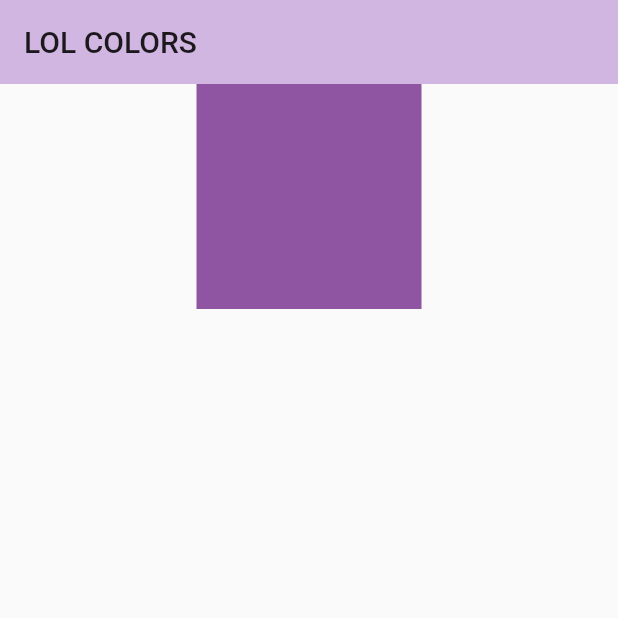
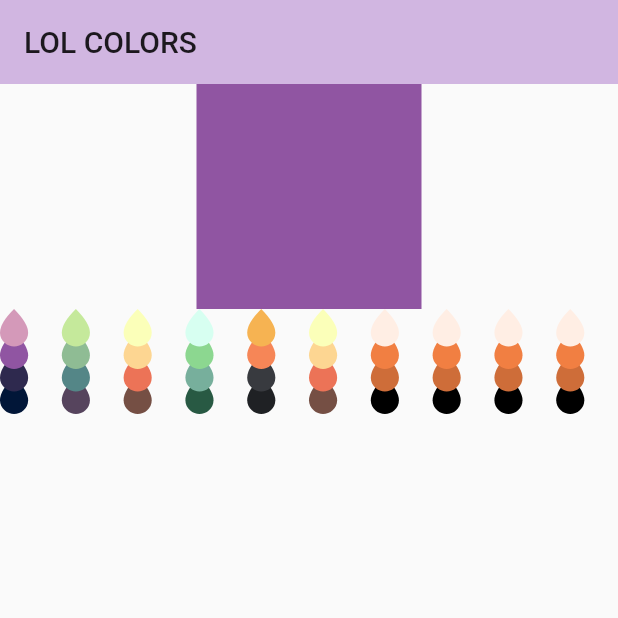
Before and after one commit to SergioEric/lol_colors_flutter, a Flutter app: the screen it shows after launch, on a phone screen of 412 x 824 dp, the top half of it. Run offline on Flutter 3.47's test engine with Material 2 defaults, Android fonts, the phone set to English and light mode, and no system bars.

Commit message:
working on DropColor Widget

```diff
--- /dev/null
+++ b/project/example/lib/drop.widget.dart
@@ -0,0 +1,120 @@
+import 'package:flutter/material.dart';
+
+/// DropColor widget draw a drop with the color pass,
+/// accept a **Size** that can be optional
+///
+/// Size by default is Size(150,200)
+class DropColor extends StatelessWidget {
+  const DropColor({
+    Key key,
+    this.colors,
+    this.size
+  }) :
+   assert(colors != null, "Color must be not-null, DropColor"),
+   assert(colors.length == 4, "Colors length must be equal to 4"),
+  //  assert(colors is List<MaterialColor>, "Colors must be Material Colors"),
+   super(key: key);
+
+  final List<MaterialColor> colors;
+  final Size size;
+
+  static const double defaultRatioHeight = 50.0;
+  static const double defaultRatioWidth = 37.5;
+  @override
+  Widget build(BuildContext context) {
+    //TODO: replace Size/Ratio with enum types
+    if(size != null){
+      print(size.aspectRatio);
+      if(size.aspectRatio != 0.75){
+        return Expanded(
+          child: Column(
+            children: [
+              Text("Aspect Ratio must be 0.75, ex:"),
+              Text("Size(300,400)  = ratio = 0.75"),
+              Text("Size(150,200)  = ratio = 0.75"),
+              Text("Size(75,100)   = ratio = 0.75"),
+              Text("Size(37.5,50)  = ratio = 0.75"),
+              Text("Size(18.75,25) = ratio = 0.75"),
+            ],
+          )
+        );
+      }else {
+        return Expanded(
+        child: Stack(
+          children: [
+              for(var index = colors.length-1; index >= 0; index--)...[
+                Positioned(
+                  top: index * (size.height - size.height/2.5),
+                  child: CustomPaint(
+                    painter: _DropColorPainter(colors.reversed.toList()[index]),
+                    size: size
+                  ),
+                )
+              ]
+            ],
+        ),
+      );
+      }
+    }
+
+    return Expanded(
+      child: Stack(
+        children: [
+          for(var index = colors.length-1; index >= 0; index--)...[
+            Positioned(
+                top: index * (defaultRatioHeight - defaultRatioHeight/2.5),
+                child: CustomPaint(
+                  painter: _DropColorPainter(colors.reversed.toList()[index]),
+                  size: Size(defaultRatioWidth,defaultRatioHeight)
+                ),
+              )
+          ]
+        ],
+      ),
+    );
+  }
+}
+/**
+ * itemCount: colors.length,
+            itemBuilder: (_, index)
+ * Positioned(
+                top: index * 10.0,
+                child: CustomPaint(
+                  painter: _DropColorPainter(colors[index]),
+                  size: Size(37.5,50)
+                ),
+              )
+ */
+
+class _DropColorPainter extends CustomPainter{
+
+  final Color color;
+
+  _DropColorPainter(this.color):assert(color != null,"Color must be not-null, DropColor");
+
+  @override
+  void paint(Canvas canvas, [Size size = const Size(150,200)]) {
+
+    Paint paint = new Paint()
+      ..color = this.color
+      ..style = PaintingStyle.fill
+      ..strokeWidth = 1;
+
+    Path path = Path();
+    path.moveTo(size.width*0.50,0);
+    path.quadraticBezierTo(size.width*-0.00,size.height*0.37,0,size.height*0.63);
+    path.cubicTo(size.width*-0.00,size.height*0.85,size.width*0.27,size.height*1.00,size.width*0.50,size.height);
+    path.cubicTo(size.width*0.74,size.height*1.00,size.width*1.00,size.height*0.85,size.width,size.height*0.63);
+    path.quadraticBezierTo(size.width*1.00,size.height*0.38,size.width*0.50,0);
+    path.close();
+
+
+    canvas.drawPath(path, paint);
+  }
+
+  @override
+  bool shouldRepaint(covariant CustomPainter oldDelegate) {
+    return true;
+  }
+
+}
--- a/project/example/lib/main.dart
+++ b/project/example/lib/main.dart
@@ -1,5 +1,7 @@
 import 'package:flutter/material.dart';
 import 'package:lol_colors_flutter/lol_colors_flutter.dart';
+
+import 'drop.widget.dart';
 
 void main() {
   runApp(MyApp());
@@ -41,9 +43,32 @@ class HomePage extends StatelessWidget {
               color: LolColors.c1070_3,
             ),
           ),
-          Container(color: LolColors.c4714_1,)
+          Container(color: LolColors.c4714_1,),
+          Expanded(
+            child: Row(
+              children: [
+                DropColor(colors: LolColors.colors_1070,size: Size(18.75,25), ),
+                DropColor(colors: LolColors.colors_1278,size: Size(18.75,25), ),
+                DropColor(colors: LolColors.colors_1294,size: Size(18.75,25), ),
+                DropColor(colors: LolColors.colors_1369,size: Size(18.75,25), ),
+                DropColor(colors: LolColors.colors_1477,size: Size(18.75,25), ),
+                DropColor(colors: LolColors.colors_1294,size: Size(18.75,25), ),
+                DropColor(colors: LolColors.colors_2209,size: Size(18.75,25), ),
+                DropColor(colors: LolColors.colors_2209,size: Size(18.75,25), ),
+                DropColor(colors: LolColors.colors_2209,size: Size(18.75,25), ),
+                DropColor(colors: LolColors.colors_2209,size: Size(18.75,25), ),
+              ],
+            ),
+          ),
         ],
       ),
     );
   }
 }
+
+final List<Color> colors = [
+  Color(0xffffffff),
+  Color(0xfffff33f),
+  Color(0xff000cc0),
+  Color(0xffcceefe),
+];
--- a/project/lib/lol_colors_flutter.dart
+++ b/project/lib/lol_colors_flutter.dart
@@ -52,7 +52,7 @@ class LolColors {
     #519D9E
     #D1B6E1
   */
-  static const List<Color> colors_4714 = [
+  static const List<MaterialColor> colors_4714 = [
     c4714_1,
     c4714_2,
     c4714_3,
@@ -141,7 +141,7 @@ class LolColors {
     #CE6D39
     #000000
   */
-  static const List<Color> colors_2209 = [
+  static const List<MaterialColor> colors_2209 = [
     c2209_1,
     c2209_2,
     c2209_3,
@@ -230,7 +230,7 @@ class LolColors {
     #E53A40
     #090707
   */
-  static const List<Color> colors_2877 = [
+  static const List<MaterialColor> colors_2877 = [
     c2877_1,
     c2877_2,
     c2877_3,
@@ -319,7 +319,7 @@ class LolColors {
     #FFFFF3
     #566270
   */
-  static const List<Color> colors_2046 = [
+  static const List<MaterialColor> colors_2046 = [
     c2046_1,
     c2046_2,
     c2046_3,
@@ -408,7 +408,7 @@ class LolColors {
     #383A3F
     #1F2124
   */
-  static const List<Color> colors_1477 = [
+  static const List<MaterialColor> colors_1477 = [
     c1477_1,
     c1477_2,
     c1477_3,
@@ -497,7 +497,7 @@ class LolColors {
     #77AF9C
     #285943
   */
-  static const List<Color> colors_1369 = [
+  static const List<MaterialColor> colors_1369 = [
     c1369_1,
     c1369_2,
     c1369_3,
@@ -586,7 +586,7 @@ class LolColors {
     #2E294E
     #011638
   */
-  static const List<Color> colors_1070 = [
+  static const List<MaterialColor> colors_1070 = [
     c1070_1,
     c1070_2,
     c1070_3,
@@ -675,7 +675,7 @@ class LolColors {
     #EC7357
     #754F44
   */
-  static const List<Color> colors_1294 = [
+  static const List<MaterialColor> colors_1294 = [
     c1294_1,
     c1294_2,
     c1294_3,
@@ -757,4 +757,93 @@ class LolColors {
     800: Color(0xfffbb500),
     900: Color(0xfffc8a00),
   });
+  //* Color ♥️ 1278
+  /* Hex
+    #C5E99B
+    #8FBC94
+    #548687
+    #56445D
+  */
+  static const List<MaterialColor> colors_1278 = [
+    c1278_1,
+    c1278_2,
+    c1278_3,
+    c1278_4,
+  ];
+  static const int _color_1278_1 = 0xFF56445D;
+  static const int _color_1278_2 = 0xFF548687;
+  static const int _color_1278_3 = 0xFF8FBC94;
+  static const int _color_1278_4 = 0XFFC5E99B;
+
+  /// ### c1278_1
+  /// primary shade **800**
+  ///
+  /// ![#56445D](https://via.placeholder.com/150x50/56445D/FFFFFF/?text=1278-1)
+  static const MaterialColor c1278_1 =
+      MaterialColor(_color_1278_1, <int, Color>{
+    050: Color(0xfffff4ff),
+    100: Color(0xffffefff),
+    200: Color(0xffffeaff),
+    300: Color(0xfff7e1ff),
+    400: Color(0xffd5bfdc),
+    500: Color(0xffb6a1be),
+    600: Color(0xff8b7893),
+    700: Color(0xff76637e),
+    800: Color(_color_1278_1),
+    900: Color(0xff332239),
+  });
+
+  /// ### c1278_2
+  /// primary shade **800**
+  ///
+  /// ![#548687](https://via.placeholder.com/150x50/548687/FFFFFF/?text=1278-2)
+  static const MaterialColor c1278_2 =
+      MaterialColor(_color_1278_2, <int, Color>{
+    050: Color(0xffe4f8f8),
+    100: Color(0xffbdeded),
+    200: Color(0xff98e1e2),
+    300: Color(0xff7ad4d7),
+    400: Color(0xff6dcacf),
+    500: Color(0xff69c1c8),
+    600: Color(0xff62b0b6),
+    700: Color(0xff5b9b9d),
+    800: Color(_color_1278_2),
+    900: Color(0xff486260),
+  });
+
+  /// ### c1278_3
+  /// primary shade **200**
+  ///
+  /// ![#8FBC94](https://via.placeholder.com/150x50/8FBC94/FFFFFF/?text=1278-3)
+  static const MaterialColor c1278_3 =
+      MaterialColor(_color_1278_3, <int, Color>{
+    050: Color(0xffe2efe4),
+    100: Color(0xffbad7bd),
+    200: Color(_color_1278_3),
+    300: Color(0xff63a46b),
+    400: Color(0xff41934e),
+    500: Color(0xff178230),
+    600: Color(0xff0e7529),
+    700: Color(0xff01651f),
+    800: Color(0xff005516),
+    900: Color(0xff003803),
+  });
+
+  /// ### c1278_4
+  /// primary shade **200**
+  ///
+  /// ![#C5E99B](https://via.placeholder.com/150x50/C5E99B/131313/?text=1278-4)
+  static const MaterialColor c1278_4 =
+      MaterialColor(_color_1278_4, <int, Color>{
+    050: Color(0xfff1fae7),
+    100: Color(0xffdcf2c3),
+    200: Color(_color_1278_4),
+    300: Color(0xffaddf74),
+    400: Color(0xff9cd757),
+    500: Color(0xff8bcf3a),
+    600: Color(0xff7cbf32),
+    700: Color(0xff66ab28),
+    800: Color(0xff529620),
+    900: Color(0xff2c740e),
+  });
 }
```
